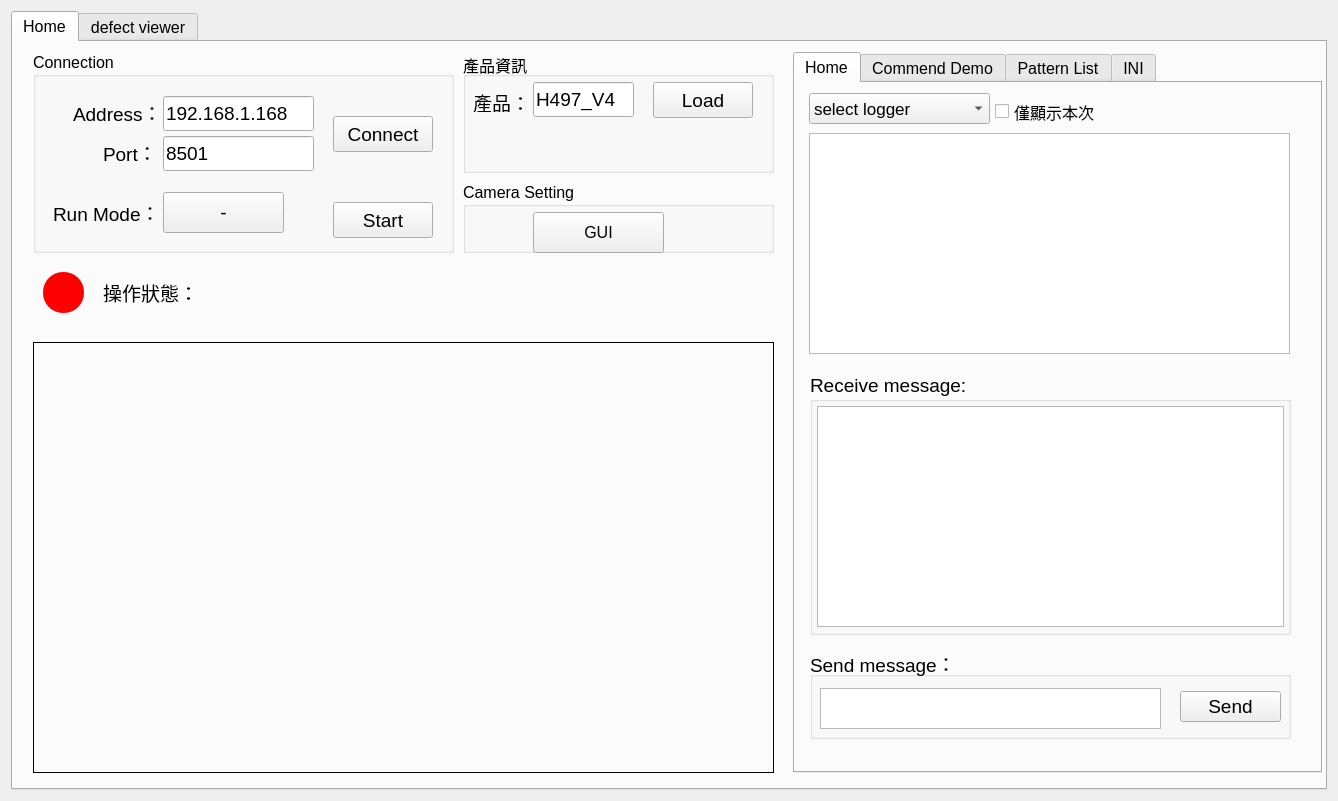
Qt form widget.ui (hsinying-tsai/CT2) before a commit.
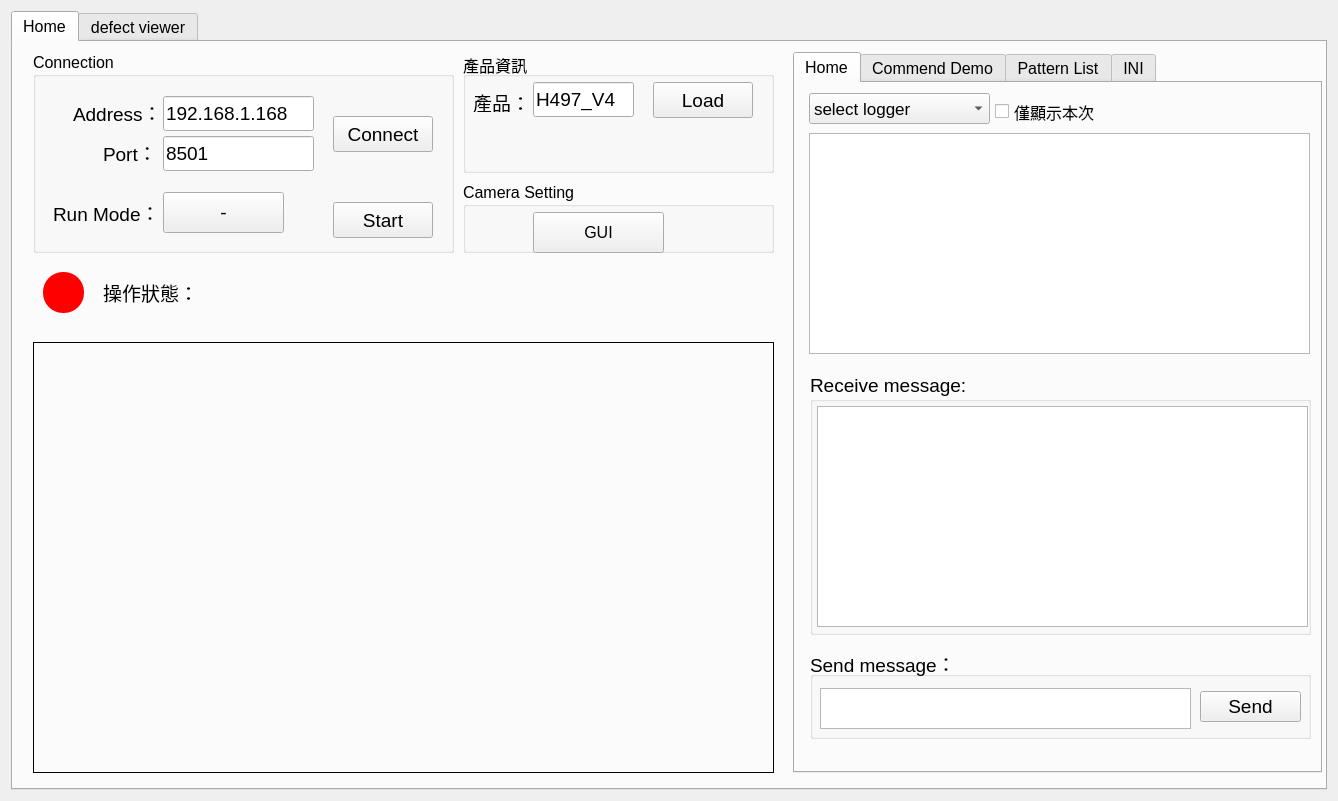
The same form after that commit. The open tabs and pages were chosen to show the change. Custom widgets are drawn as their Qt base class.

Patch:
```diff
--- a/widget.ui
+++ b/widget.ui
@@ -70,7 +70,7 @@
           <rect>
            <x>15</x>
            <y>290</y>
-           <width>481</width>
+           <width>501</width>
            <height>262</height>
           </rect>
          </property>
@@ -87,7 +87,7 @@
            <rect>
             <x>7</x>
             <y>33</y>
-            <width>467</width>
+            <width>491</width>
             <height>221</height>
            </rect>
           </property>
@@ -106,7 +106,7 @@
           <rect>
            <x>14</x>
            <y>50</y>
-           <width>481</width>
+           <width>501</width>
            <height>221</height>
           </rect>
          </property>
@@ -155,7 +155,7 @@
           <rect>
            <x>15</x>
            <y>565</y>
-           <width>481</width>
+           <width>501</width>
            <height>91</height>
           </rect>
          </property>
@@ -172,7 +172,7 @@
            <rect>
             <x>10</x>
             <y>40</y>
-            <width>341</width>
+            <width>371</width>
             <height>41</height>
            </rect>
           </property>
@@ -188,7 +188,7 @@
          <widget class="QPushButton" name="puB_sent">
           <property name="geometry">
            <rect>
-            <x>370</x>
+            <x>390</x>
             <y>43</y>
             <width>101</width>
             <height>31</height>
```
Left out of the diff: 4 changed lines with no effect on the pictures.
